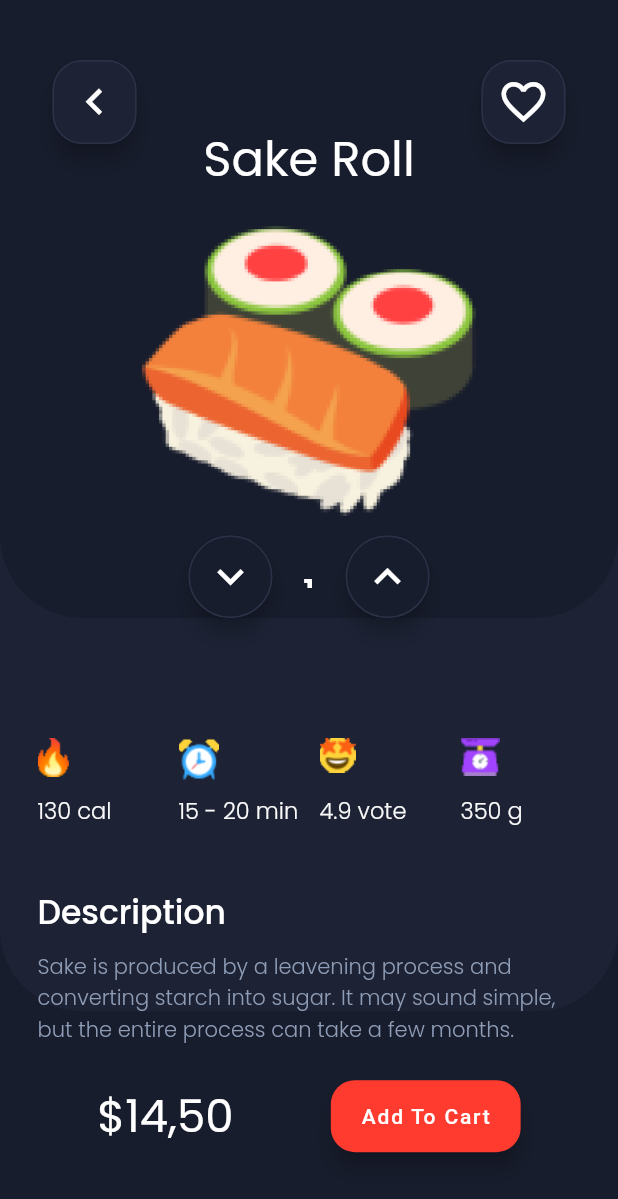
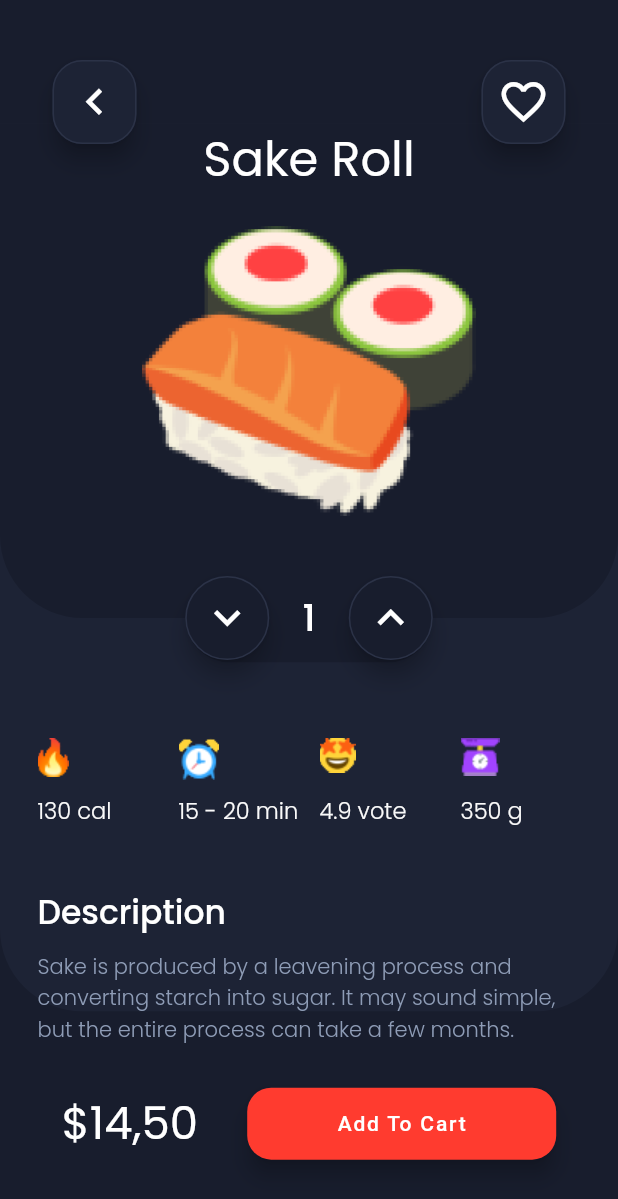
Before and after one commit to BarcinoLechiguino/Assignments_Mobile_Devices, a Flutter app: the screen it shows after launch, on a phone screen of 412 x 824 dp. Shown: the top 1199 px of the screen. Run offline on Flutter 3.47's test engine with Material 2 defaults, Android fonts, the light colour scheme and no system bars.

Commit message:
DONDE TE SENTASTEEEEEE???????

```diff
--- a/1st_Assignment/sushi/lib/screens/sushi_screen.dart
+++ b/1st_Assignment/sushi/lib/screens/sushi_screen.dart
@@ -25,35 +25,18 @@ class SushiScreen extends StatelessWidget            // SushiScreen(), _Shopping
               Column(
                 children:
                 [
-                  Expanded(flex: 1, child: _BottomPreview()),
+                  Expanded(flex: 1, child: _BottomPreview()), //Bottom background
                 ],
               ),
 
               Column(
                 children:
                 [
-                  Expanded(flex: 9, child: _MiddlePreview()),
+                  Expanded(flex: 9, child: _MiddlePreview()),   //Middle backgrund + Price and Add to cart button
 
-                  Expanded(flex: 2,
-
-                    child:Row(
-
-                      mainAxisAlignment: MainAxisAlignment.spaceEvenly,
-
-                      children:
-                      [
-                        Container(
-                          padding: EdgeInsets.only(bottom: 10.0),
-                         child: _Price(),
-                        ),
-
-                        Container(
-                          padding: EdgeInsets.only(bottom: 10.0),
-                          child: _AddToCart(),
-                        ),
-                      ],
-                    ),
-                  ),
+                  //Expanded(flex: 1, child: Container()),
+                  Expanded(flex: 2, child: _PriceAndAddToCart()),
+                  //Expanded(flex: 1, child: Container()),
                 ],
               ),
 
@@ -67,12 +50,21 @@ class SushiScreen extends StatelessWidget            // SushiScreen(), _Shopping
                 ],
               ),
 
+              //Counter
+              Column
+              (
+                children:
+                [
+                  Expanded(flex: 5, child: Container()),
+                  Expanded(flex: 12,child: _AmountCounter()),
+                  Expanded(flex: 5, child: Container()),
+                ],
+              ),
 
-
-              Align                                                           // Back Button
+              //Corner Buttons
+              Align
               (
                 alignment: Alignment.topLeft,
-                //back button
                 child: Padding
                 (
                   padding: const EdgeInsets.fromLTRB(35.0, 40.0, 20.0, 20.0),
@@ -80,10 +72,9 @@ class SushiScreen extends StatelessWidget            // SushiScreen(), _Shopping
                 ),
               ),
 
-              Align                                                           // Shopping Cart
+              Align
               (
                 alignment: Alignment.topRight,
-
                 child: Padding
                 (
                   padding: const EdgeInsets.fromLTRB(25.0, 40.0, 35.0, 20.0),
@@ -147,7 +138,7 @@ class _SushiPreview extends StatelessWidget
           Expanded
           (
             flex: 1,
-            child: _AmountCounter(),
+            child: Container(),
           ),
         ],
       ),
@@ -229,7 +220,6 @@ class _SushiInformation extends StatelessWidget
           SizedBox(height: 16),
 
           Spacer(),
-          //_Price(),
         ],
       ),
     );
@@ -282,8 +272,6 @@ class _Description extends StatelessWidget
   }
 }
 
-
-
 //Buttons
 class _BackButton extends StatelessWidget
 {
@@ -327,8 +315,6 @@ class _LikeButton extends StatelessWidget
 
 class _AmountCounter extends StatelessWidget
 {
-  int count = 1;
-
   @override
   Widget build(BuildContext context)
   {
@@ -337,7 +323,38 @@ class _AmountCounter extends StatelessWidget
 
        children:
        [
-         FloatingActionButton(
+         Container(
+           decoration: BoxDecoration(
+             borderRadius: BorderRadius.all(Radius.circular(30)),
+             color: Color.fromARGB(255, 24, 29, 45),
+             ),
+           //color: Color.fromARGB(255, 24, 29, 45),
+           margin: EdgeInsets.all(20.0),
+           constraints: BoxConstraints(minHeight: 59 ,minWidth: 165),
+           child: _Counter(),
+         ),
+       ],
+    );
+  }
+}
+
+class _Counter extends StatefulWidget
+{
+  @override
+  _CounterElements createState() => _CounterElements();
+}
+
+class _CounterElements extends State<_Counter>
+{
+  int count = 1;
+   @override
+  Widget build(BuildContext context)
+  {
+    return Row(
+       mainAxisAlignment: MainAxisAlignment.spaceBetween,
+      children:
+      [
+        FloatingActionButton(
            shape: RoundedRectangleBorder(
               borderRadius: BorderRadius.circular(100),
               side: BorderSide(color: Color.fromARGB(255, 43, 50, 71))
@@ -346,14 +363,10 @@ class _AmountCounter extends StatelessWidget
             backgroundColor: Color.fromARGB(255, 24, 29, 45),
             mini: false,
             child: Icon(Icons.keyboard_arrow_down, color: Colors.white, size: 35, ),
+            onPressed: ()  {setState( () { if(count > 1) {--count; } } ); },
+            ),
 
-            onPressed: () {--count;},
-         ),
-
-         Container(
-           color: Color.fromARGB(255, 24, 29, 45),
-           margin: EdgeInsets.all(20.0),
-           child: Text(
+            Text(
              '$count',
              style: TextStyle(
                fontSize: 25.0,
@@ -364,10 +377,9 @@ class _AmountCounter extends StatelessWidget
 
                textAlign: TextAlign.center,
             ),
-         ),
 
-         FloatingActionButton(
-           shape: RoundedRectangleBorder(
+          FloatingActionButton(
+              shape: RoundedRectangleBorder(
               borderRadius: BorderRadius.circular(100),
               side: BorderSide(color: Color.fromARGB(255, 43, 50, 71))
             ),
@@ -376,10 +388,11 @@ class _AmountCounter extends StatelessWidget
             mini: false,
             child: Icon(Icons.keyboard_arrow_up, color: Colors.white, size: 35, ),
 
-            onPressed: () {++count;},
+            onPressed: ()  {setState( () { if(count < 99) {++count; } } ); },
          ),
-       ],
+      ]
     );
+
   }
 }
 
@@ -412,17 +425,43 @@ class _AddToCart extends StatelessWidget
           label: Text("Add To Cart"),
           shape: RoundedRectangleBorder
           (
+            //side: BorderSide.
             borderRadius: BorderRadius.circular(16),
           ),
     );
   }
 }
 
-// class _PriceAndAddToCart extends StatelessWidget
-// {
-//   @override
-//   Widget build(BuildContext context)
-//   {
+class _PriceAndAddToCart extends StatelessWidget
+{
+  @override
+  Widget build(BuildContext context)
+  {
+      return Row
+      (
 
-//   }
-// }
+        mainAxisAlignment: MainAxisAlignment.spaceEvenly,
+
+        children:
+        [
+          Expanded(
+            flex: 1,
+            child: Container(),
+          ),
+          Expanded(
+            flex: 3,
+            child: _Price(),
+          ),
+
+          Expanded(
+            flex: 5,
+            child: _AddToCart(),
+          ),
+          Expanded(
+            flex: 1,
+            child: Container(),
+          ),
+        ],
+      );
+  }
+}
```
